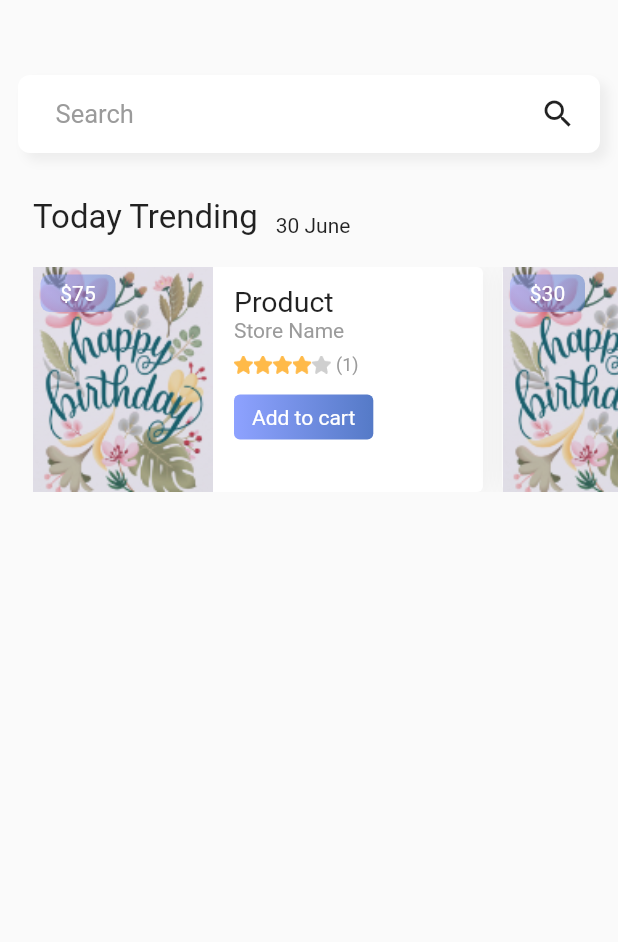
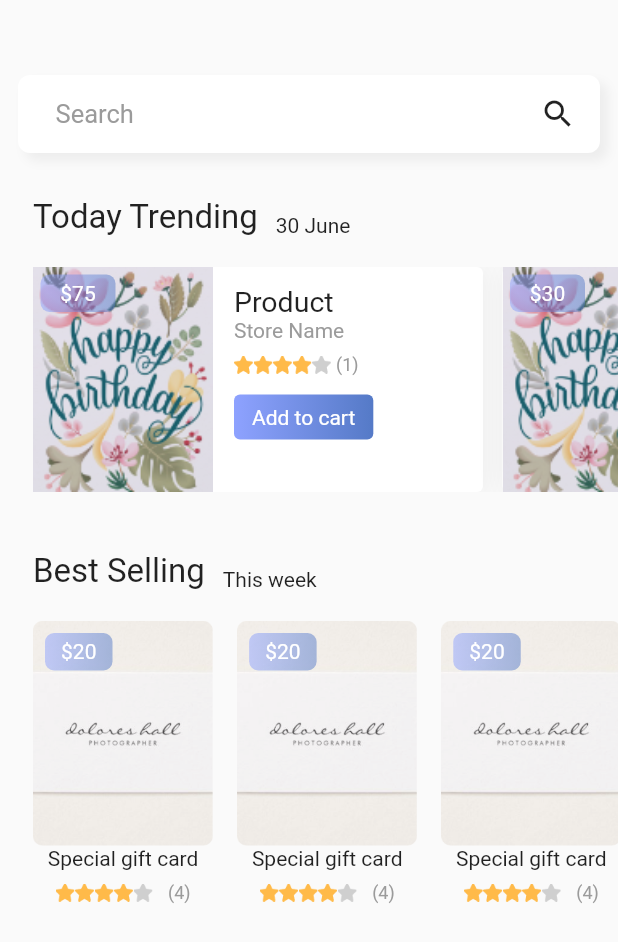
Before and after one commit to bodaghialib4/flutter_shopping_app, a Flutter app: the screen it shows after launch, on a phone screen of 412 x 824 dp. Shown: the top 942 px of the screen. Run offline on Flutter 3.47's test engine with Material 2 defaults, Android fonts, the phone set to English and light mode, and no system bars.

Commit message:
adding The Best Selling slide to show in main.dart

```diff
--- a/lib/main.dart
+++ b/lib/main.dart
@@ -127,6 +127,51 @@ class _MyHomePageState extends State<MyHomePage> {
                 },
               ),
             ),
+
+            /// The Best Selling slide
+            SizedBox(
+              height: 40,
+            ),
+            Container(
+              padding: EdgeInsets.symmetric(horizontal: 22),
+              child: Row(
+                crossAxisAlignment: CrossAxisAlignment.end,
+                children: <Widget>[
+                  Text(
+                    "Best Selling",
+                    style: TextStyle(
+                      color: Colors.black87,
+                      fontSize: 22,
+                    ),
+                  ),
+                  SizedBox(
+                    width: 12,
+                  ),
+                  Text("This week"),
+                ],
+              ),
+            ),
+            SizedBox(
+              height: 20,
+            ),
+            Container(
+              height: 240,
+              padding: EdgeInsets.only(left: 22),
+              child: ListView.builder(
+                  itemCount: products.length,
+                  shrinkWrap: true,
+                  scrollDirection: Axis.horizontal,
+                  itemBuilder: (context, index) {
+                    return ProductTile(
+                      productName: products[index].productName,
+                      imgUrl: products[index].imgUrl,
+                      priceInDollars: products[index].priceInDollars,
+                      rating: products[index].rating,
+                      noOfRating: products[index].noOfRating,
+                    );
+                  }),
+            ),
+
 
           ],
         ),
```
